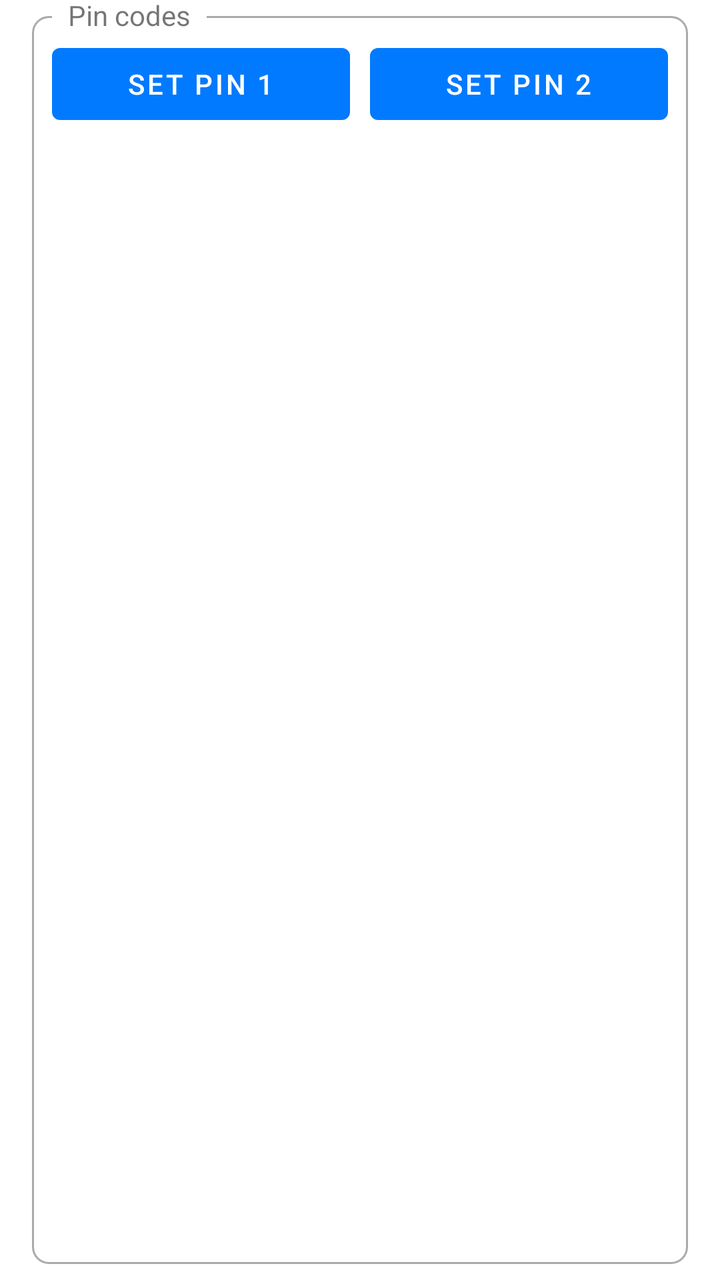
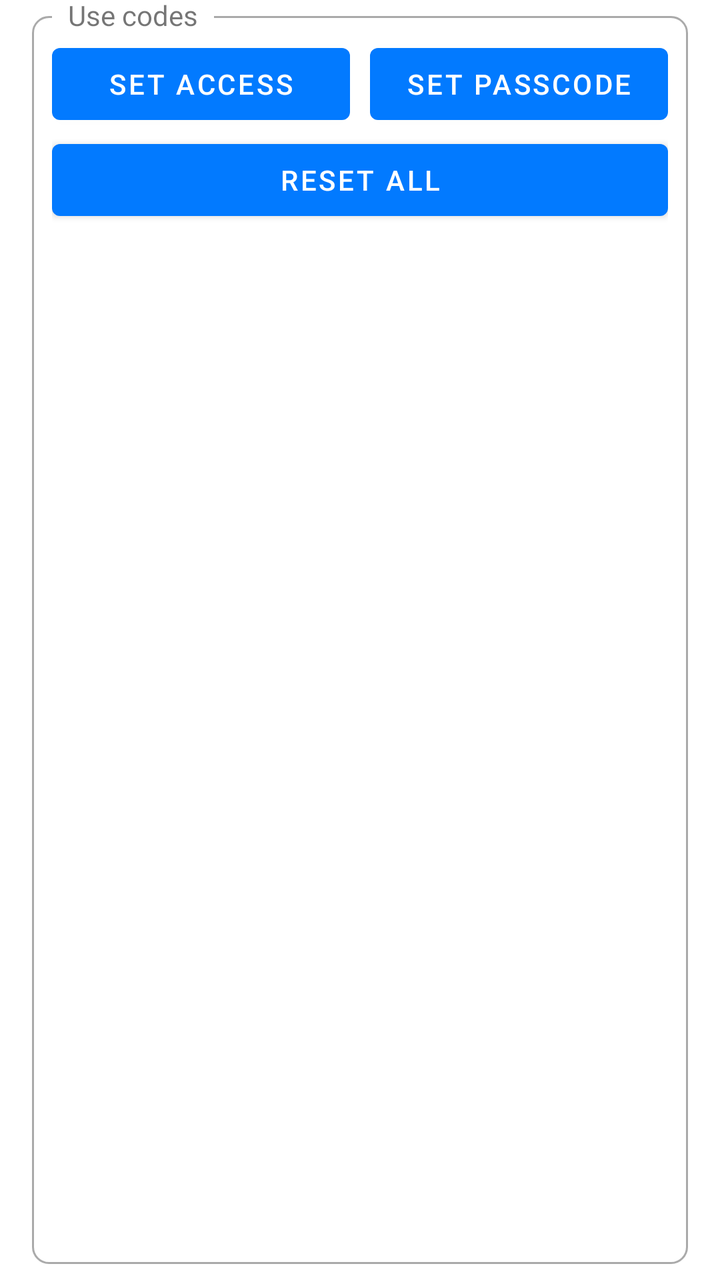

Two renders of the same Android screen: before a commit and after it. Below are the layout's source before the change and the commit's diff.
<!-- AndroidManifest.xml: application theme AppTheme -->
<!-- res/layout/set_pin.xml -->
<?xml version="1.0" encoding="utf-8"?>
<FrameLayout xmlns:android="http://schemas.android.com/apk/res/android"
    android:layout_width="match_parent"
    android:layout_height="wrap_content"
    android:clipToPadding="false"
    android:paddingStart="@dimen/box_padding_horizontal"
    android:paddingTop="@dimen/box_padding_vertical"
    android:paddingEnd="@dimen/box_padding_horizontal"
    android:paddingBottom="@dimen/box_padding_vertical">

    <FrameLayout
        android:layout_width="match_parent"
        android:layout_height="match_parent"
        android:background="@drawable/rounded_corner" />

    <TextView
        android:layout_width="wrap_content"
        android:layout_height="wrap_content"
        android:background="?android:windowBackground"
        android:paddingStart="8dp"
        android:paddingEnd="8dp"
        android:text="Pin codes"
        android:translationX="10dp"
        android:translationY="-10dp" />

    <FrameLayout
        android:id="@+id/contentContainer"
        android:layout_width="match_parent"
        android:layout_height="match_parent"
        android:layout_margin="10dp">

        <LinearLayout
            android:layout_width="match_parent"
            android:layout_height="wrap_content"
            android:orientation="vertical">

            <LinearLayout
                android:layout_width="match_parent"
                android:layout_height="wrap_content"
                android:gravity="center"
                android:orientation="horizontal">

                <Button
                    android:id="@+id/btnSetPin1"
                    android:layout_width="0dp"
                    android:layout_height="wrap_content"
                    android:layout_weight="1"
                    android:text="Set pin 1" />

                <View
                    android:layout_width="10dp"
                    android:layout_height="1dp" />

                <Button
                    android:id="@+id/btnSetPin2"
                    android:layout_width="0dp"
                    android:layout_height="wrap_content"
                    android:layout_weight="1"
                    android:text="Set pin 2" />

            </LinearLayout>
        </LinearLayout>
    </FrameLayout>

</FrameLayout>
<!-- resources referenced by this layout -->
<resources>
  <dimen name="box_padding_horizontal">16dp</dimen>
  <dimen name="box_padding_vertical">8dp</dimen>
  <!-- drawable rounded_corner (drawable) -->
  <?xml version="1.0" encoding="utf-8"?>
  <shape xmlns:android="http://schemas.android.com/apk/res/android">
      <stroke
          android:width="1dp"
          android:color="@android:color/darker_gray" />
  
      <solid android:color="@android:color/transparent" />
  
      <padding
          android:bottom="5dp"
          android:left="5dp"
          android:right="5dp"
          android:top="5dp" />
  
      <corners android:radius="8dp" />
  </shape>
  <style name="AppTheme" parent="Theme.MaterialComponents.DayNight.NoActionBar">
          <item name="colorPrimary">@color/primary</item>
          <item name="colorPrimaryDark">@color/primary_dark</item>
          <item name="colorOnPrimary">@color/on_primary</item>
          <item name="colorSecondary">@color/primary</item>
      </style>
  <color name="primary">#027aff</color>
  <color name="primary_dark">#0a02ff</color>
  <color name="on_primary">#FFFFFF</color>
</resources>

<!-- the commit's change to res/layout/set_pin.xml (unified diff, before → after) -->
@@ -19,7 +19,7 @@
         android:background="?android:windowBackground"
         android:paddingStart="8dp"
         android:paddingEnd="8dp"
-        android:text="Pin codes"
+        android:text="Use codes"
         android:translationX="10dp"
         android:translationY="-10dp" />
 
@@ -41,24 +41,31 @@
                 android:orientation="horizontal">
 
                 <Button
-                    android:id="@+id/btnSetPin1"
+                    android:id="@+id/btnSetAccessCode"
                     android:layout_width="0dp"
                     android:layout_height="wrap_content"
                     android:layout_weight="1"
-                    android:text="Set pin 1" />
+                    android:text="Set access" />
 
                 <View
                     android:layout_width="10dp"
                     android:layout_height="1dp" />
 
                 <Button
-                    android:id="@+id/btnSetPin2"
+                    android:id="@+id/btnSetPasscode"
                     android:layout_width="0dp"
                     android:layout_height="wrap_content"
                     android:layout_weight="1"
-                    android:text="Set pin 2" />
+                    android:text="Set passcode" />
 
             </LinearLayout>
+
+            <Button
+                android:id="@+id/btnResetUserCodes"
+                android:layout_width="match_parent"
+                android:layout_height="wrap_content"
+                android:text="Reset all" />
+
         </LinearLayout>
     </FrameLayout>
 
